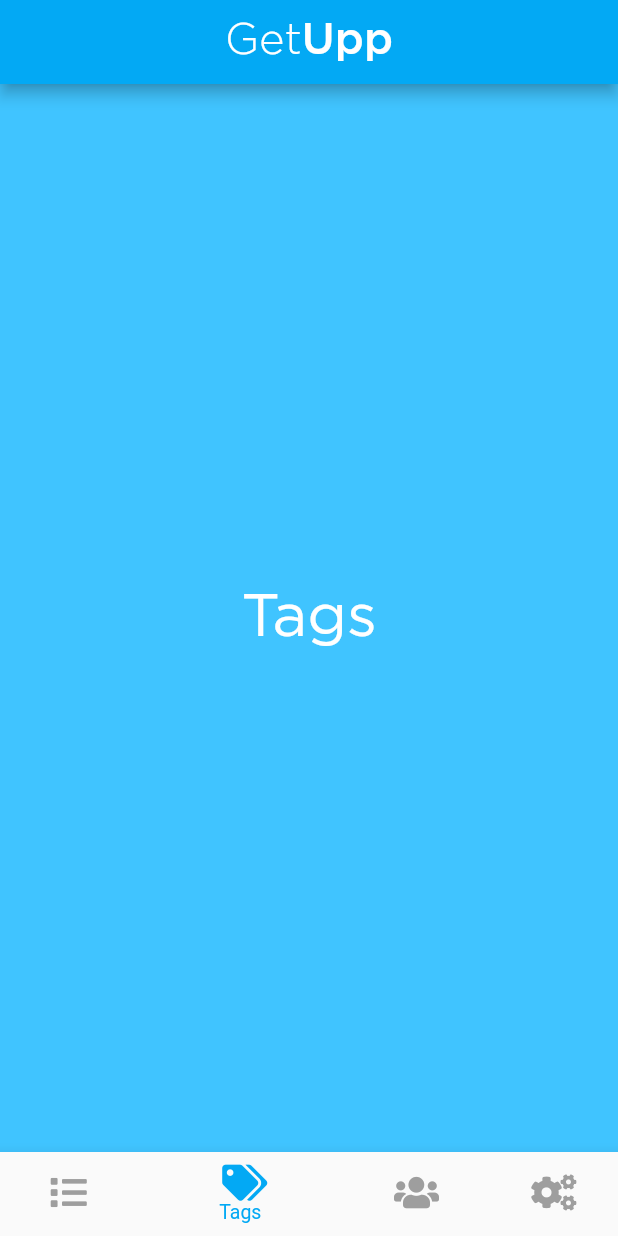
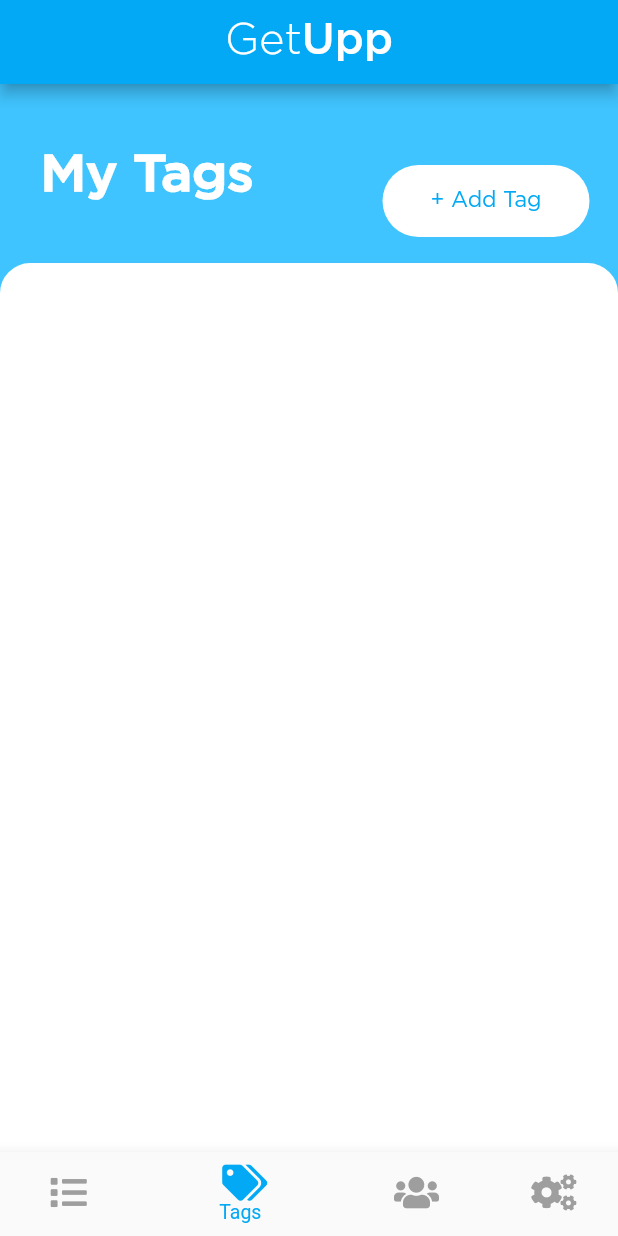
Before and after one commit to talipzenginn/get-upp, a Flutter app: the screen it shows after launch, item 2 of the bottom bar chosen, on a phone screen of 412 x 824 dp. Run offline on Flutter 3.47's test engine with Material 2 defaults, Android fonts, the phone set to English and light mode, and no system bars; our stand-ins replace circular_check_box, flutter_holo_date_picker, flutter_switch, font_awesome_flutter, percent_indicator, shared_preferences.

Commit message:
Resolves adding my_tag_screen and add_tag_screen design template

```diff
--- /dev/null
+++ b/lib/components/widgets/add_tag_button.dart
@@ -0,0 +1,45 @@
+import 'package:flutter/material.dart';
+import '../../screens/add_tag_screen.dart';
+import 'package:provider/provider.dart' show Provider;
+import '../../components/constants.dart';
+import '../../providers/active_color_provider.dart';
+
+class AddTagButton extends StatelessWidget {
+  const AddTagButton({
+    Key key,
+  }) : super(key: key);
+
+  @override
+  Widget build(BuildContext context) {
+    return Padding(
+      padding: EdgeInsets.all(4.0),
+      child: Material(
+        color: kInactiveColor,
+        borderRadius: BorderRadius.circular(25.0),
+        child: MaterialButton(
+          onPressed: () {
+            FocusScope.of(context).unfocus();
+            Provider.of<ActiveColorProvider>(context, listen: false)
+                .inactivateColors();
+            showModalBottomSheet(
+              context: context,
+              isScrollControlled: true,
+              builder: (BuildContext context) => SingleChildScrollView(
+                padding: EdgeInsets.only(
+                    bottom: MediaQuery.of(context).viewInsets.bottom),
+                child: AddTagScreen(),
+              ),
+            );
+          },
+          minWidth: 138.0,
+          height: 42.0,
+          child: Text(
+            '+ Add Tag',
+            style: TextStyle(
+                color: kAppBarColor, fontFamily: 'GothamBook', fontSize: 14.5),
+          ),
+        ),
+      ),
+    );
+  }
+}
--- /dev/null
+++ b/lib/components/widgets/tag_display_list.dart
@@ -0,0 +1,8 @@
+import 'package:flutter/material.dart';
+
+class TagDisplayList extends StatelessWidget {
+  @override
+  Widget build(BuildContext context) {
+    return Container();
+  }
+}
--- a/lib/screens/add_task_screen.dart
+++ b/lib/screens/add_task_screen.dart
@@ -88,6 +88,7 @@ class _AddTaskScreenState extends State<AddTaskScreen> {
                         middleActiveness = false;
                         moreActiveness = false;
                       },
+                      borderColor: kReusableButtonBody,
                       bodyColor: Provider.of<ActiveColorProvider>(context)
                           .lessButtonColor,
                       text: 'less',
@@ -104,6 +105,7 @@ class _AddTaskScreenState extends State<AddTaskScreen> {
                         lessActiveness = false;
                         moreActiveness = false;
                       },
+                      borderColor: kReusableButtonBody,
                       bodyColor: Provider.of<ActiveColorProvider>(context)
                           .middleButtonColor,
                       text: 'middle',
@@ -120,6 +122,7 @@ class _AddTaskScreenState extends State<AddTaskScreen> {
                         lessActiveness = false;
                         middleActiveness = false;
                       },
+                      borderColor: kReusableButtonBody,
                       bodyColor: Provider.of<ActiveColorProvider>(context)
                           .moreButtonColor,
                       text: 'more',
@@ -178,6 +181,7 @@ class _AddTaskScreenState extends State<AddTaskScreen> {
                           }
                         });
                       },
+                      borderColor: kReusableButtonBody,
                       bodyColor: kAddTaskScreenButtonBody,
                       text: newDateTime == null
                           ? 'Add Due Date'
@@ -198,6 +202,7 @@ class _AddTaskScreenState extends State<AddTaskScreen> {
                             newDateTime = null;
                           });
                         },
+                        borderColor: kReusableButtonBody,
                         bodyColor: kAddTaskScreenButtonBody,
                         text: 'Delete Due Date',
                         textSize: 11.0,
--- a/lib/screens/edit_task_screen.dart
+++ b/lib/screens/edit_task_screen.dart
@@ -107,6 +107,7 @@ class _EditTaskScreenState extends State<EditTaskScreen> {
                         middleActiveness = false;
                         moreActiveness = false;
                       },
+                      borderColor: kReusableButtonBody,
                       bodyColor: Provider.of<ActiveColorProvider>(context)
                           .lessButtonColor,
                       text: 'less',
@@ -123,6 +124,7 @@ class _EditTaskScreenState extends State<EditTaskScreen> {
                         lessActiveness = false;
                         moreActiveness = false;
                       },
+                      borderColor: kReusableButtonBody,
                       bodyColor: Provider.of<ActiveColorProvider>(context)
                           .middleButtonColor,
                       text: 'middle',
@@ -139,6 +141,7 @@ class _EditTaskScreenState extends State<EditTaskScreen> {
                         lessActiveness = false;
                         middleActiveness = false;
                       },
+                      borderColor: kReusableButtonBody,
                       bodyColor: Provider.of<ActiveColorProvider>(context)
                           .moreButtonColor,
                       text: 'more',
@@ -201,6 +204,7 @@ class _EditTaskScreenState extends State<EditTaskScreen> {
                           }
                         });
                       },
+                      borderColor: kReusableButtonBody,
                       bodyColor: kEditTaskScreenButtonBody,
                       text: Provider.of<TasksListProvider>(context)
                                       .displayingAllTasks[widget.index]
@@ -239,6 +243,7 @@ class _EditTaskScreenState extends State<EditTaskScreen> {
                             newDateTime = null;
                           });
                         },
+                        borderColor: kReusableButtonBody,
                         bodyColor: kEditTaskScreenButtonBody,
                         text: 'Delete Due Date',
                         textSize: 11.0,
--- a/lib/screens/my_tags_page.dart
+++ b/lib/screens/my_tags_page.dart
@@ -1,14 +1,53 @@
 import 'package:flutter/material.dart';
+import '../components/widgets/add_tag_button.dart';
+import '../components/widgets/tag_display_list.dart';
 import '../components/constants.dart';
 
 class MyTagsPage extends StatelessWidget {
   @override
   Widget build(BuildContext context) {
-    return Center(
-      child: Text(
-        'Tags',
-        style: optionStyle,
-      ),
+    return Column(
+      crossAxisAlignment: CrossAxisAlignment.start,
+      children: <Widget>[
+        Container(
+          padding: EdgeInsets.only(
+            top: 15.0,
+            right: 15.0,
+            left: 27.0,
+            bottom: 13.4,
+          ),
+          child: Row(
+            mainAxisAlignment: MainAxisAlignment.spaceBetween,
+            children: <Widget>[
+              Text(
+                'My Tags',
+                style: TextStyle(
+                  fontFamily: 'Gotham',
+                  color: kTitleColor,
+                  fontSize: 35.0,
+                  fontWeight: FontWeight.w700,
+                ),
+              ),
+              Padding(
+                padding: const EdgeInsets.only(top: 35.0),
+                child: AddTagButton(),
+              ),
+            ],
+          ),
+        ),
+        Expanded(
+          child: Container(
+            child: TagDisplayList(),
+            decoration: BoxDecoration(
+              color: kTaskListColor,
+              borderRadius: BorderRadius.only(
+                topLeft: Radius.circular(20.0),
+                topRight: Radius.circular(20.0),
+              ),
+            ),
+          ),
+        ),
+      ],
     );
   }
 }
```
Also changed, not shown: lib/components/widgets/reusable_button.dart (+20 -7 lines), lib/screens/add_tag_screen.dart (added, +179 -0 lines).
